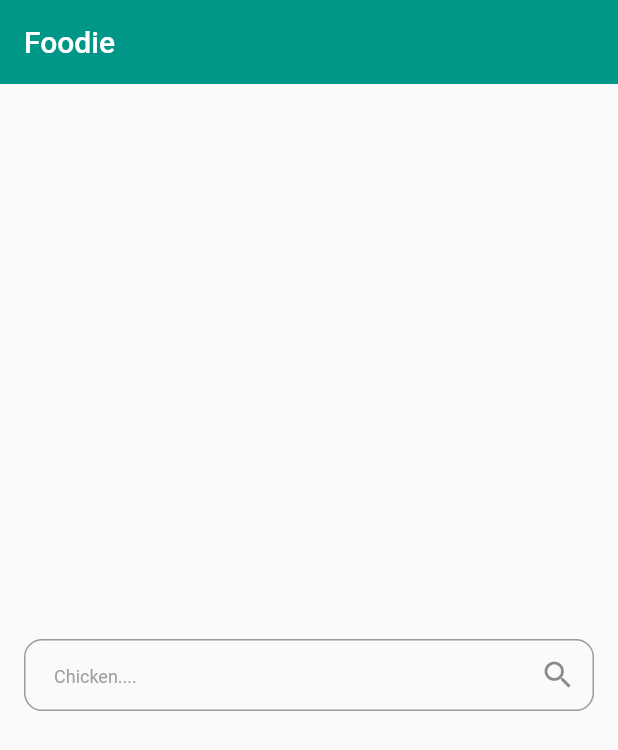
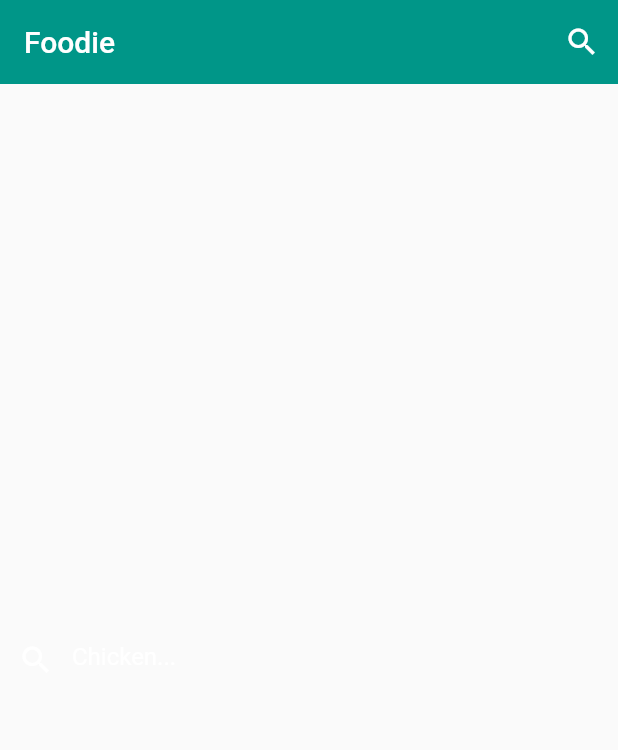
Before and after one commit to iamarjun/foodie, a Flutter app: the screen it shows after launch, on a phone screen of 412 x 824 dp. Shown: the top 750 px of the screen. Run offline on Flutter 3.47's test engine with Material 2 defaults, Android fonts, the phone set to English and light mode, and no system bars; our stand-ins replace bloc, equatable, flutter_bloc.

Commit message:
move the search bar into the appbar

```diff
--- a/lib/ui/recipe_home_page.dart
+++ b/lib/ui/recipe_home_page.dart
@@ -17,6 +17,15 @@ class _RecipeHomePageState extends State<RecipeHomePage> {
   final _scrollController = ScrollController();
   final _textController = TextEditingController();
   final _scrollThreshold = 200.0;
+  Icon actionIcon = new Icon(
+    Icons.search,
+    color: Colors.white,
+  );
+
+  Widget appBarTitle = new Text(
+    "Foodie",
+    style: new TextStyle(color: Colors.white),
+  );
 
   _RecipeHomePageState() {
     _scrollController.addListener(_onScroll);
@@ -38,30 +47,25 @@ class _RecipeHomePageState extends State<RecipeHomePage> {
 
   Widget _initial() {
     return Center(
-        child: Padding(
-      padding: const EdgeInsets.only(
-        top: 20,
-        left: 16,
-        right: 16,
+        child: TextField(
+      controller: _textController,
+      cursorColor: Colors.white,
+      textInputAction: TextInputAction.search,
+      onSubmitted: (query) => submit(context, query),
+      style: TextStyle(
+        color: Colors.white,
       ),
-      child: TextField(
-        controller: _textController,
-        textInputAction: TextInputAction.search,
-        onSubmitted: (query) => submit(context, query),
-        decoration: InputDecoration(
-          contentPadding: EdgeInsets.only(
-            left: 20,
+      decoration: InputDecoration(
+          enabledBorder: UnderlineInputBorder(
+            borderSide: BorderSide(color: Colors.transparent),
           ),
-          border: OutlineInputBorder(borderRadius: BorderRadius.circular(12)),
-          hintText: 'Chicken....',
-          suffixIcon: Icon(Icons.search),
-          hintStyle: new TextStyle(
-            color: Colors.grey[500],
-            fontSize: 12,
+          focusedBorder: UnderlineInputBorder(
+            borderSide: BorderSide(color: Colors.transparent),
           ),
-        ),
-        textAlign: TextAlign.start,
-      ),
+          prefixIcon: Icon(Icons.search, color: Colors.white),
+          hintText: "Chicken...",
+          hintStyle: TextStyle(color: Colors.white)),
+      textAlign: TextAlign.start,
     ));
   }
 
@@ -89,8 +93,24 @@ class _RecipeHomePageState extends State<RecipeHomePage> {
   Widget build(BuildContext context) {
     return Scaffold(
       appBar: AppBar(
-        title: Text(widget.title),
+        title: appBarTitle,
         elevation: 0.0,
+        actions: <Widget>[
+          new IconButton(
+            icon: actionIcon,
+            onPressed: () {
+              setState(() {
+                if (this.actionIcon.icon == Icons.search) {
+                  this.actionIcon = Icon(Icons.close);
+                  this.appBarTitle = _initial();
+                } else {
+                  this.actionIcon = Icon(Icons.search);
+                  this.appBarTitle = Text(widget.title);
+                }
+              });
+            },
+          ),
+        ],
       ),
       body: BlocListener<RecipeBloc, RecipeState>(
         listener: (context, state) {
```
